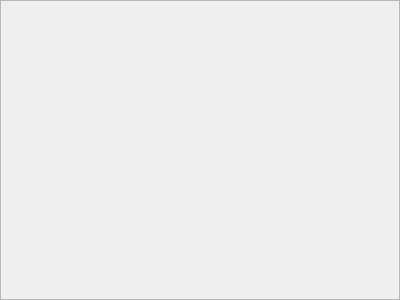
Qt form ui/vstruct.ui (mandiant/flare-wmi) before a commit.
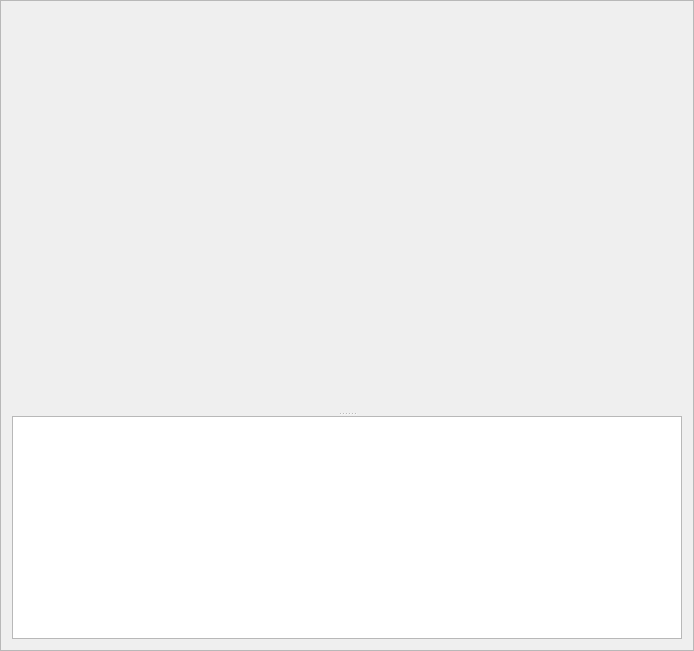
The same form after that commit.

Commit message: ui: initial vstruct view working with LogicalDataPageItemView

The edit to the form file:
```diff
--- a/ui/vstruct.ui
+++ b/ui/vstruct.ui
@@ -9,8 +9,8 @@
    <rect>
     <x>0</x>
     <y>0</y>
-    <width>400</width>
-    <height>300</height>
+    <width>670</width>
+    <height>651</height>
    </rect>
   </property>
   <property name="frameShape">
@@ -19,5 +19,34 @@
   <property name="windowTitle">
    <string>Frame</string>
   </property>
+  <property name="frameShape">
+   <enum>QFrame::StyledPanel</enum>
+  </property>
+  <property name="frameShadow">
+   <enum>QFrame::Raised</enum>
+  </property>
+  <layout class="QHBoxLayout" name="horizontalLayout">
+   <item>
+    <widget class="QSplitter" name="splitter">
+     <property name="orientation">
+      <enum>Qt::Vertical</enum>
+     </property>
+     <widget class="QWidget" name="detailsFrame" native="true">
+      <property name="minimumSize">
+       <size>
+        <width>670</width>
+        <height>400</height>
+       </size>
+      </property>
+      <layout class="QVBoxLayout" name="verticalLayout_2">
+       <item>
+        <layout class="QVBoxLayout" name="detailsLayout"/>
+       </item>
+      </layout>
+     </widget>
+     <widget class="QTreeView" name="treeView"/>
+    </widget>
+   </item>
+  </layout>
  </widget>
 </ui>
```
Left out of the diff: 10 changed lines with no effect on the pictures. The commit also changes 7 other files.
